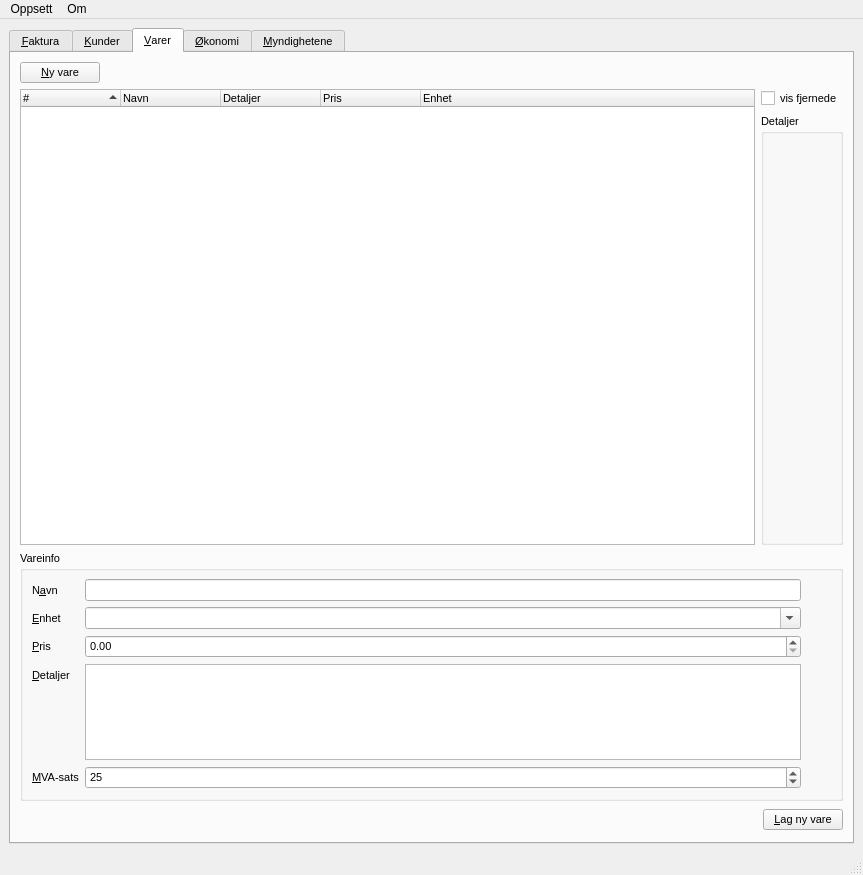
Qt form faktura4.ui (kkoksvik/finfaktura) before a commit.
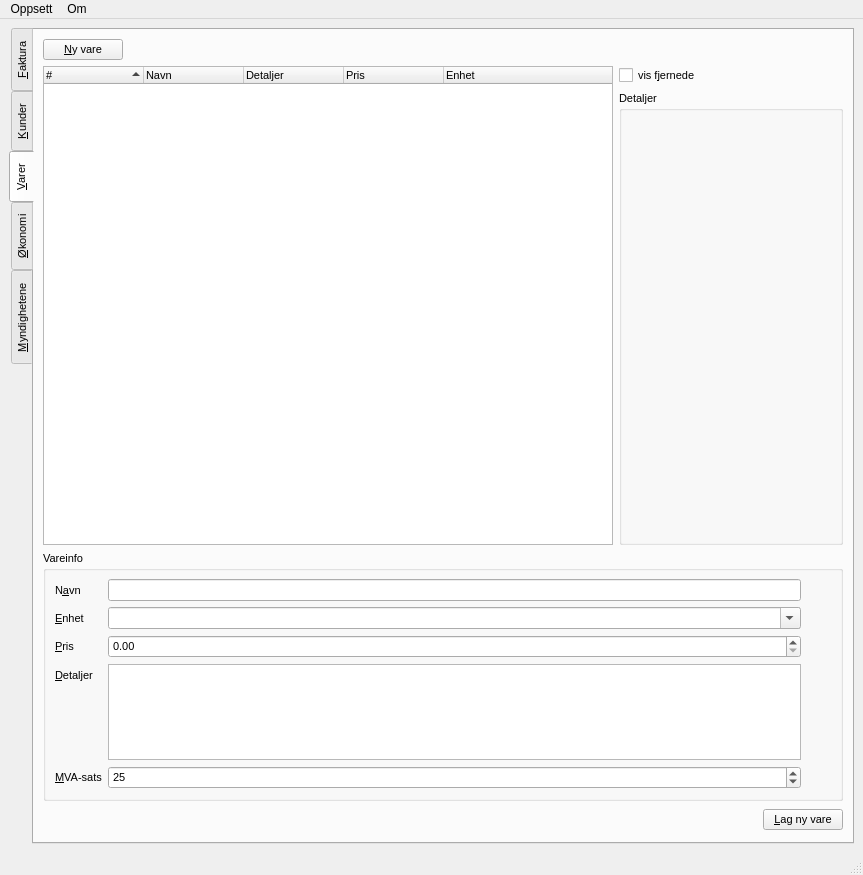
The same form after that commit. The open tabs and pages were chosen to show the change. Icons and pictures are not drawn.

Commit message: Mer arbeid med å gjenopprette gui-funksjoner. "Kunder" og "Varer" fungerer fint igjen

```diff
--- a/faktura4.ui
+++ b/faktura4.ui
@@ -39,16 +39,31 @@
         <verstretch>0</verstretch>
        </sizepolicy>
       </property>
+      <property name="minimumSize" >
+       <size>
+        <width>200</width>
+        <height>0</height>
+       </size>
+      </property>
       <property name="font" >
        <font>
         <pointsize>8</pointsize>
        </font>
       </property>
-      <property name="tabShape" >
-       <enum>QTabWidget::Rounded</enum>
+      <property name="styleSheet" >
+       <string notr="true" >QTabWidget ::tab {
+  min-height: 4em;
+
+}</string>
+      </property>
+      <property name="tabPosition" >
+       <enum>QTabWidget::West</enum>
       </property>
       <property name="currentIndex" >
-       <number>3</number>
+       <number>2</number>
+      </property>
+      <property name="usesScrollButtons" >
+       <bool>true</bool>
       </property>
       <widget class="QWidget" name="tab" >
        <property name="geometry" >
@@ -1153,8 +1168,8 @@
         <rect>
          <x>0</x>
          <y>0</y>
-         <width>847</width>
-         <height>789</height>
+         <width>821</width>
+         <height>811</height>
         </rect>
        </property>
        <attribute name="title" >
@@ -1279,6 +1294,12 @@
                <verstretch>0</verstretch>
               </sizepolicy>
              </property>
+             <property name="minimumSize" >
+              <size>
+               <width>200</width>
+               <height>0</height>
+              </size>
+             </property>
              <property name="textFormat" >
               <enum>Qt::RichText</enum>
              </property>
```
Left out of the diff: 26 changed lines with no effect on the pictures. The commit also changes 1 other file.
